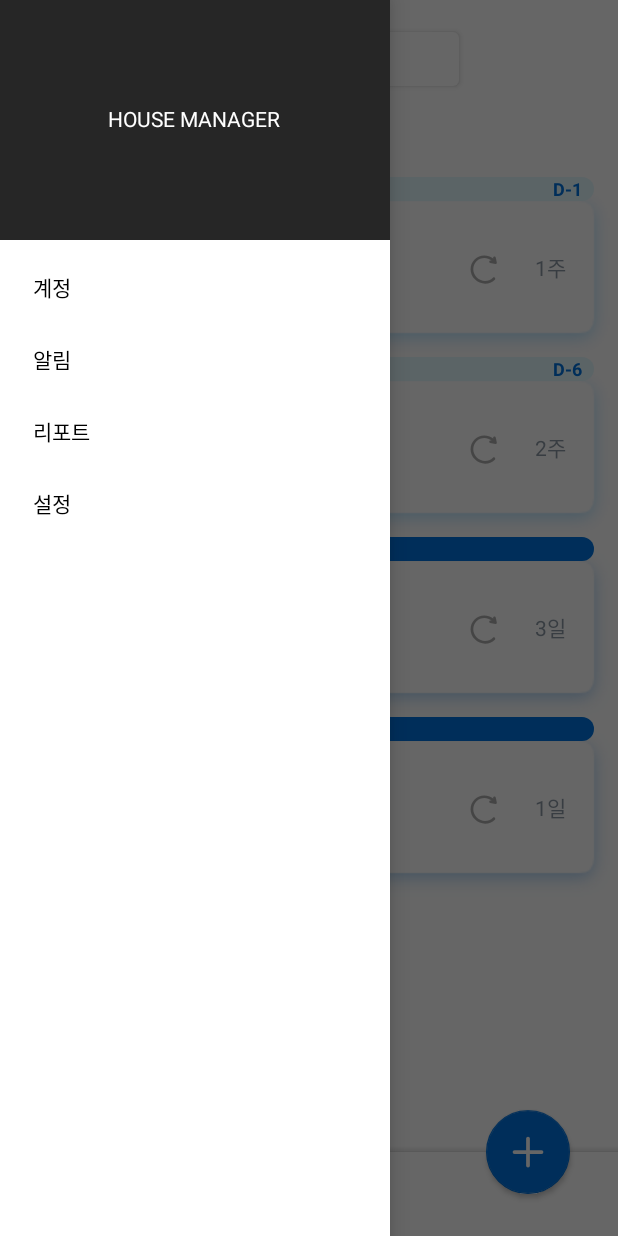
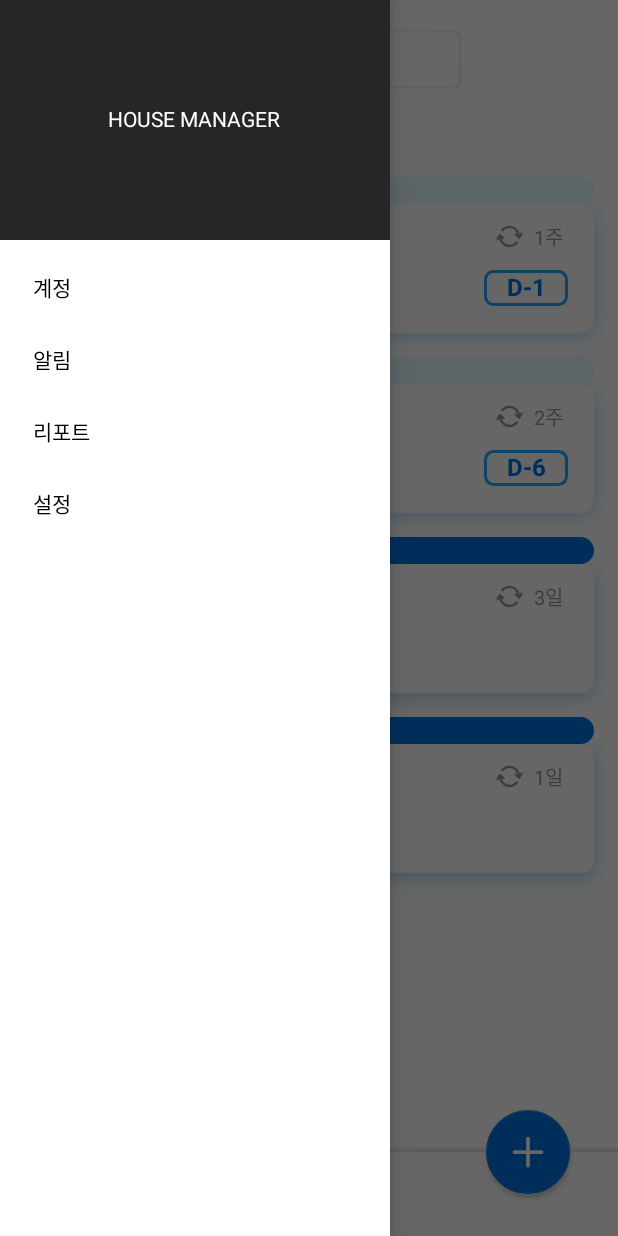
Before and after one commit to desingdeveloperdayday/LovelessGeek_HouseManager, an Android app: the screen it shows after launch once a user with an empty profile is signed in (MainActivity), with the side drawer open, on a phone screen of 412 x 824 dp. Run offline under Robolectric (Android 15) with nearby library versions, the phone set to English and light mode, and no system bars; our stand-ins replace Firebase (no records; nobody signed in at launch, a user with empty details on screens opened directly), data binding.

Commit message:
[Android] Fix: 바뀐 UI 반영

```diff
--- a/android/app/src/main/java/com/lovelessgeek/housemanager/ui/main/notification/adapter/TodoTaskViewHolder.kt
+++ b/android/app/src/main/java/com/lovelessgeek/housemanager/ui/main/notification/adapter/TodoTaskViewHolder.kt
@@ -80,7 +80,6 @@ class TodoTaskViewHolder(private val binding: ItemTaskTodoBinding) :
                 taskProgress.progressDrawable = overDueProgressDrawable
                 taskProgress.progress = taskProgress.max
 
-                dayPassed.hide()
                 dayLeft.hide()
                 daySpecial.show()
                 daySpecial.text = context.getString(
@@ -93,7 +92,6 @@ class TodoTaskViewHolder(private val binding: ItemTaskTodoBinding) :
                 taskProgress.progressDrawable = todayProgressDrawable
                 taskProgress.progress = taskProgress.max
 
-                dayPassed.hide()
                 dayLeft.hide()
                 daySpecial.show()
                 daySpecial.text = context.getString(R.string.task_day_today)
@@ -106,11 +104,9 @@ class TodoTaskViewHolder(private val binding: ItemTaskTodoBinding) :
                 taskProgress.progressDrawable = normalProgressDrawable
                 taskProgress.progress = timePassed
 
-                dayPassed.show()
                 dayLeft.show()
                 daySpecial.hide()
 
-                dayPassed.text = timePassed.toReadableDateString()
                 dayLeft.text =
                     context.getString(R.string.task_day_left, timeLeft.toDayNumberOnly())
             }
--- /dev/null
+++ b/android/app/src/main/res/drawable/background_dday.xml
@@ -0,0 +1,11 @@
+<?xml version="1.0" encoding="utf-8"?>
+<shape
+    xmlns:android="http://schemas.android.com/apk/res/android"
+    android:shape="rectangle">
+
+    <stroke
+        android:width="2dp"
+        android:color="@color/dodger_blue" />
+    <corners android:radius="5dp" />
+
+</shape>
--- /dev/null
+++ b/android/app/src/main/res/drawable/ic_filter.xml
@@ -0,0 +1,16 @@
+<vector
+    xmlns:android="http://schemas.android.com/apk/res/android"
+    android:width="24dp"
+    android:height="24dp"
+    android:viewportWidth="24"
+    android:viewportHeight="24">
+    <path
+        android:fillAlpha="0.56"
+        android:fillColor="#00000000"
+        android:fillType="evenOdd"
+        android:pathData="M18,7H6L10.7546,13.3871V19L13.2438,17.2725V13.3871L18,7Z"
+        android:strokeWidth="1.5"
+        android:strokeAlpha="0.56"
+        android:strokeColor="#34495E"
+        android:strokeLineJoin="round" />
+</vector>
--- a/android/app/src/main/res/drawable/ic_repeat.xml
+++ b/android/app/src/main/res/drawable/ic_repeat.xml
@@ -4,10 +4,16 @@
     android:height="24dp"
     android:viewportWidth="24"
     android:viewportHeight="24">
-    <path
-        android:fillAlpha="0.32"
-        android:fillColor="#000000"
-        android:fillType="evenOdd"
-        android:pathData="M15.6715,7.8027L15.6298,7.6089C15.5599,7.2841 15.7648,6.9724 16.0876,6.9126C16.4103,6.8528 16.7286,7.0675 16.7985,7.3923L17.2527,9.5021C17.3407,9.9107 16.998,10.2696 16.5865,10.1999L14.3837,9.8268C14.0566,9.7714 13.8281,9.4626 13.8733,9.137C13.9186,8.8115 14.2204,8.5925 14.5475,8.6479L14.9218,8.7113C12.9046,7.1362 10.0291,7.2341 8.2281,9.0352C6.2745,10.9887 6.3247,14.2061 8.3401,16.2215C10.3555,18.2369 13.5729,18.287 15.5264,16.3335C15.7562,16.1037 16.1347,16.1096 16.3719,16.3467C16.609,16.5838 16.6149,16.9623 16.385,17.1921C13.9719,19.6053 9.9974,19.5434 7.5078,17.0538C5.0182,14.5642 4.9563,10.5897 7.3694,8.1765C9.6042,5.9417 13.1781,5.8297 15.6715,7.8027Z"
-        android:strokeAlpha="0.32" />
+  <path
+      android:fillAlpha="0.56"
+      android:fillColor="#34495E"
+      android:fillType="evenOdd"
+      android:pathData="M18.53,10.2065L18.9767,9.4188C19.1803,9.0598 19.6346,8.936 19.9912,9.1424C20.3479,9.3488 20.472,9.8071 20.2684,10.1661L18.7529,12.8383C18.5227,13.2443 17.9831,13.3394 17.6279,13.0367L15.2899,11.044C14.9757,10.7763 14.9356,10.3031 15.2002,9.9872C15.4648,9.6713 15.9339,9.6322 16.2481,9.8999L16.9996,10.5404C16.5076,7.9978 14.2874,6.0789 11.6229,6.0789C10.0229,6.0789 8.5361,6.7738 7.5015,7.9644C7.2166,8.2923 6.7222,8.3251 6.3971,8.0377C6.0721,7.7503 6.0396,7.2515 6.3245,6.9236C7.6531,5.3945 9.5672,4.5 11.6229,4.5C15.0383,4.5 17.8859,6.9522 18.53,10.2065Z"
+      android:strokeAlpha="0.56" />
+  <path
+      android:fillAlpha="0.56"
+      android:fillColor="#34495E"
+      android:fillType="evenOdd"
+      android:pathData="M4.838,13.0346L4.3912,13.8223C4.1876,14.1813 3.7334,14.305 3.3767,14.0987C3.02,13.8923 2.8959,13.434 3.0995,13.075L4.615,10.4028C4.8453,9.9968 5.3848,9.9017 5.74,10.2044L8.078,12.1971C8.3922,12.4648 8.4323,12.938 8.1677,13.2539C7.9031,13.5698 7.434,13.6089 7.1198,13.3411L6.3683,12.7006C6.8603,15.2432 9.0805,17.1621 11.745,17.1621C13.345,17.1621 14.8319,16.4673 15.8664,15.2767C16.1513,14.9488 16.6458,14.916 16.9708,15.2034C17.2958,15.4908 17.3284,15.9896 17.0435,16.3174C15.7148,17.8466 13.8007,18.7411 11.745,18.7411C8.3296,18.7411 5.482,16.2889 4.838,13.0346Z"
+      android:strokeAlpha="0.56" />
 </vector>
--- a/android/app/src/main/res/layout/item_task_completed.xml
+++ b/android/app/src/main/res/layout/item_task_completed.xml
@@ -58,8 +58,8 @@
 
             <ImageView
                 android:id="@+id/repeat_icon"
-                android:layout_width="36dp"
-                android:layout_height="36dp"
+                android:layout_width="24dp"
+                android:layout_height="24dp"
                 android:layout_marginEnd="4dp"
                 android:src="@drawable/ic_repeat"
                 app:layout_constraintBottom_toBottomOf="@+id/period_text"
@@ -74,6 +74,7 @@
                 android:layout_marginEnd="20dp"
                 android:gravity="end"
                 android:textColor="@color/text_secondary_56"
+                android:textSize="13sp"
                 android:visibility="invisible"
                 app:layout_constraintEnd_toEndOf="parent"
                 app:layout_constraintTop_toTopOf="parent"
--- a/android/app/src/main/res/layout/item_task_todo.xml
+++ b/android/app/src/main/res/layout/item_task_todo.xml
@@ -14,7 +14,7 @@
             android:layout_width="0dp"
             android:layout_height="0dp"
             android:layout_marginStart="4dp"
-            android:layout_marginTop="6dp"
+            android:layout_marginTop="8dp"
             android:layout_marginEnd="3dp"
             app:layout_constraintBottom_toBottomOf="parent"
             app:layout_constraintEnd_toEndOf="parent"
@@ -59,24 +59,24 @@
 
             <ImageView
                 android:id="@+id/repeat_icon"
-                android:layout_width="36dp"
-                android:layout_height="36dp"
+                android:layout_width="24dp"
+                android:layout_height="24dp"
                 android:layout_marginEnd="4dp"
                 android:src="@drawable/ic_repeat"
-                app:layout_constraintBottom_toBottomOf="parent"
+                app:layout_constraintBottom_toBottomOf="@+id/period_text"
                 app:layout_constraintEnd_toStartOf="@+id/period_text"
-                app:layout_constraintTop_toTopOf="parent" />
+                app:layout_constraintTop_toTopOf="@+id/period_text" />
 
             <TextView
                 android:id="@+id/period_text"
                 android:layout_width="wrap_content"
                 android:layout_height="wrap_content"
-                android:layout_marginEnd="18dp"
+                android:layout_marginTop="12dp"
+                android:layout_marginEnd="20dp"
                 android:gravity="end"
-                android:minWidth="32dp"
                 android:textColor="@color/text_secondary_56"
+                android:textSize="13sp"
                 android:visibility="invisible"
-                app:layout_constraintBottom_toBottomOf="parent"
                 app:layout_constraintEnd_toEndOf="parent"
                 app:layout_constraintTop_toTopOf="parent"
                 tools:text="2주"
@@ -88,7 +88,7 @@
             android:id="@+id/task_progress"
             style="@style/Widget.AppCompat.ProgressBar.Horizontal"
             android:layout_width="0dp"
-            android:layout_height="16dp"
+            android:layout_height="18dp"
             android:layout_marginStart="16dp"
             android:layout_marginEnd="16dp"
             app:layout_constraintEnd_toEndOf="parent"
@@ -98,24 +98,11 @@
             tools:progressDrawable="@drawable/progress_task" />
 
         <TextView
-            android:id="@+id/day_passed"
-            android:layout_width="wrap_content"
-            android:layout_height="wrap_content"
-            android:layout_marginStart="8dp"
-            android:textColor="@color/white"
-            android:textSize="12sp"
-            android:textStyle="bold"
-            app:layout_constraintBottom_toBottomOf="@+id/task_progress"
-            app:layout_constraintStart_toStartOf="@+id/task_progress"
-            app:layout_constraintTop_toTopOf="@+id/task_progress"
-            tools:text="4일" />
-
-        <TextView
             android:id="@+id/day_special"
             android:layout_width="wrap_content"
             android:layout_height="wrap_content"
             android:textColor="@color/white"
-            android:textSize="12sp"
+            android:textSize="16sp"
             android:textStyle="bold"
             android:visibility="gone"
             app:layout_constraintBottom_toBottomOf="@+id/task_progress"
@@ -127,15 +114,17 @@
 
         <TextView
             android:id="@+id/day_left"
-            android:layout_width="wrap_content"
-            android:layout_height="wrap_content"
-            android:layout_marginEnd="8dp"
+            android:layout_width="56dp"
+            android:layout_height="24dp"
+            android:layout_marginEnd="33dp"
+            android:layout_marginBottom="34dp"
+            android:background="@drawable/background_dday"
+            android:gravity="center"
             android:textColor="@color/true_blue"
-            android:textSize="12sp"
+            android:textSize="16sp"
             android:textStyle="bold"
-            app:layout_constraintBottom_toBottomOf="@+id/task_progress"
-            app:layout_constraintEnd_toEndOf="@+id/task_progress"
-            app:layout_constraintTop_toTopOf="@+id/task_progress"
+            app:layout_constraintBottom_toBottomOf="parent"
+            app:layout_constraintEnd_toEndOf="parent"
             tools:text="D-3" />
 
     </androidx.constraintlayout.widget.ConstraintLayout>
--- a/android/app/src/main/res/values/dimens.xml
+++ b/android/app/src/main/res/values/dimens.xml
@@ -1,4 +1,4 @@
 <?xml version="1.0" encoding="utf-8"?>
 <resources>
-    <dimen name="progress_corner_radius">8dp</dimen>
+    <dimen name="progress_corner_radius">9dp</dimen>
 </resources>
```
